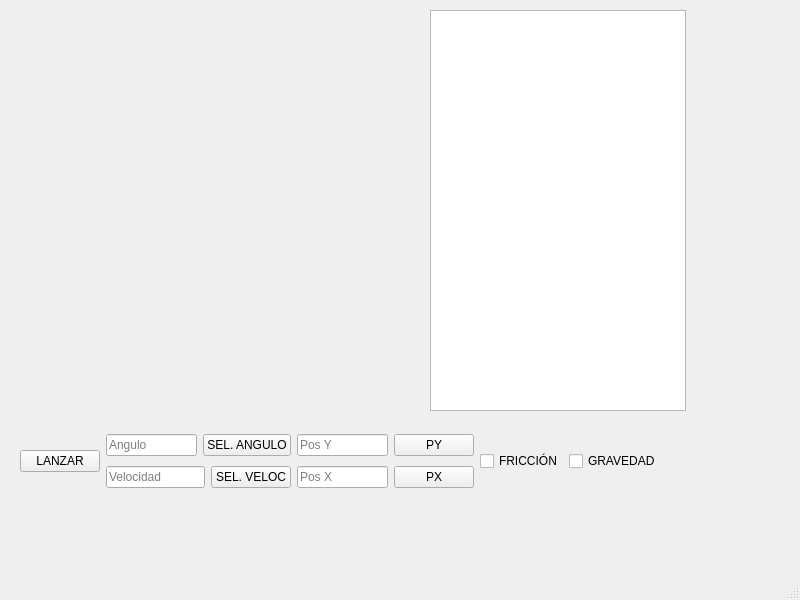
Before: the Qt Designer form mainwindow.ui in MarianoBenitti/pelotita, drawn with Qt 5.
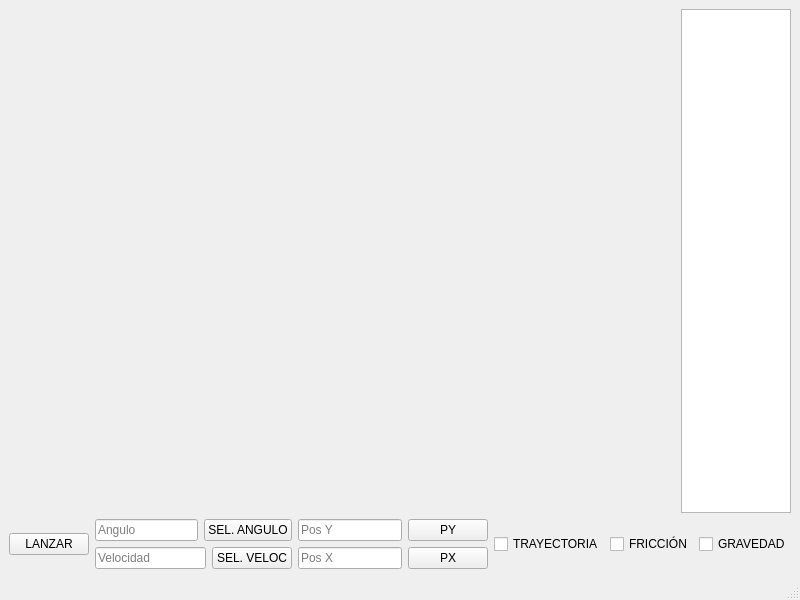
After: the same form once the commit is applied.

Commit message: Pelotita funcionando

```diff
--- a/mainwindow.ui
+++ b/mainwindow.ui
@@ -20,32 +20,9 @@
    <string>MainWindow</string>
   </property>
   <widget class="QWidget" name="centralwidget">
-   <widget class="QWidget" name="widget" native="true">
-    <property name="geometry">
-     <rect>
-      <x>20</x>
-      <y>10</y>
-      <width>400</width>
-      <height>400</height>
-     </rect>
-    </property>
-    <property name="minimumSize">
-     <size>
-      <width>0</width>
-      <height>0</height>
-     </size>
-    </property>
-   </widget>
-   <widget class="QWidget" name="layoutWidget">
-    <property name="geometry">
-     <rect>
-      <x>20</x>
-      <y>430</y>
-      <width>641</width>
-      <height>62</height>
-     </rect>
-    </property>
-    <layout class="QHBoxLayout" name="TABLERO" stretch="0,0,0,0,0">
+   <layout class="QGridLayout" name="gridLayout">
+    <item row="1" column="0">
+     <layout class="QHBoxLayout" name="TABLERO" stretch="0,0,0,0,0,0">
      <item>
       <layout class="QHBoxLayout" name="TABLERORESETLANZAR">
        <item>
@@ -143,6 +120,13 @@
        </item>
       </layout>
      </item>
+      <item>
+       <widget class="QCheckBox" name="CheckTrayectoria">
+        <property name="text">
+         <string>TRAYECTORIA</string>
+        </property>
+       </widget>
+      </item>
      <item>
       <widget class="QCheckBox" name="CheckFriccion">
        <property name="text">
@@ -158,17 +142,32 @@
       </widget>
      </item>
     </layout>
-   </widget>
+    </item>
+    <item row="0" column="0">
+     <layout class="QHBoxLayout" name="horizontalLayout" stretch="1,0">
+      <item>
+       <widget class="QWidget" name="widget" native="true">
+        <property name="minimumSize">
+         <size>
+          <width>660</width>
+          <height>500</height>
+         </size>
+        </property>
+       </widget>
+      </item>
+      <item>
    <widget class="QTextBrowser" name="Consola">
-    <property name="geometry">
-     <rect>
-      <x>430</x>
-      <y>10</y>
-      <width>256</width>
-      <height>401</height>
-     </rect>
-    </property>
-   </widget>
+        <property name="maximumSize">
+         <size>
+          <width>110</width>
+          <height>16777215</height>
+         </size>
+        </property>
+       </widget>
+      </item>
+     </layout>
+    </item>
+   </layout>
   </widget>
   <widget class="QMenuBar" name="menubar">
    <property name="geometry">
```
Lines whose indentation alone changed are shown as unchanged. The commit also changes 2 other files.
